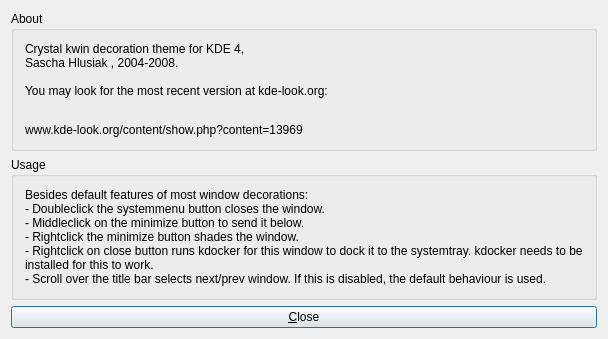
shlusiak/kwin-style-crystal, file client/config/infodialog.ui: the form before one commit.
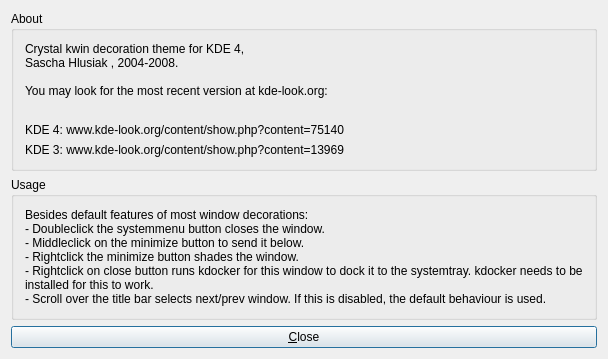
The form after the commit. Custom widgets are drawn as their Qt base class.

Commit message: Fixed links in infodialog

What changed in the file:
```diff
--- a/client/config/infodialog.ui
+++ b/client/config/infodialog.ui
@@ -9,7 +9,7 @@
     <x>0</x>
     <y>0</y>
     <width>498</width>
-    <height>339</height>
+    <height>359</height>
    </rect>
   </property>
   <property name="sizePolicy" >
@@ -59,16 +59,26 @@
         </property>
        </widget>
       </item>
-      <item row="1" column="0" >
-       <widget class="KUrlLabel" name="kURLLabel1" >
+      <item row="2" column="0" >
+       <widget class="KUrlLabel" name="URL_Crystal_1" >
         <property name="text" >
-         <string>www.kde-look.org/content/show.php?content=13969</string>
+         <string>KDE 3: www.kde-look.org/content/show.php?content=13969</string>
         </property>
         <property name="url" >
          <string>http://www.kde-look.org/content/show.php?content=13969</string>
         </property>
        </widget>
       </item>
+      <item row="1" column="0" >
+       <widget class="KUrlLabel" name="URL_Crystal_2" >
+        <property name="text" >
+         <string>KDE 4: www.kde-look.org/content/show.php?content=75140</string>
+        </property>
+        <property name="url" >
+         <string>http://www.kde-look.org/content/show.php/Crystal?content=75140</string>
+        </property>
+       </widget>
+      </item>
      </layout>
     </widget>
    </item>
```
Left out of the diff: 1 changed line with no effect on the pictures. The commit also changes 1 other file.
